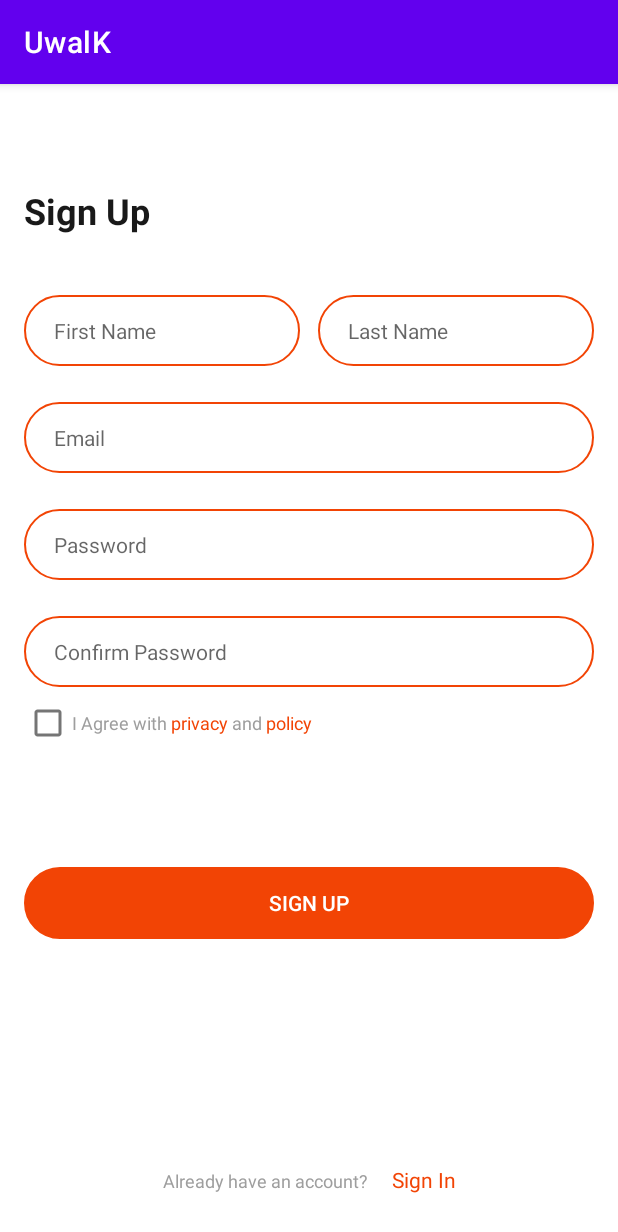
After one commit to JinSunMi/UwalK, an Android app: the SignupActivity screen opened directly, with no data from a screen before it, on a phone screen of 412 x 824 dp. The commit adds this screen. Shown: the top 1232 px of the screen. Run offline under Robolectric (Android 15) with nearby library versions, the phone set to English and light mode, and no system bars.

Commit message:
Feat: add sign up page

```diff
--- a/app/src/main/AndroidManifest.xml
+++ b/app/src/main/AndroidManifest.xml
@@ -14,6 +14,9 @@
         android:theme="@style/Theme.UwalK"
         tools:targetApi="31">
         <activity
+            android:name=".SignupActivity"
+            android:exported="false" />
+        <activity
             android:name=".LoginActivity"
             android:exported="true">
             <intent-filter>
@@ -24,8 +27,7 @@
         </activity>
         <activity
             android:name=".MainActivity"
-            android:exported="false">
-        </activity>
+            android:exported="false"></activity>
     </application>
 
 </manifest>
--- /dev/null
+++ b/app/src/main/java/com/mirim/uwalk/SignupActivity.kt
@@ -0,0 +1,11 @@
+package com.mirim.uwalk
+
+import androidx.appcompat.app.AppCompatActivity
+import android.os.Bundle
+
+class SignupActivity : AppCompatActivity() {
+    override fun onCreate(savedInstanceState: Bundle?) {
+        super.onCreate(savedInstanceState)
+        setContentView(R.layout.activity_signup)
+    }
+}
--- a/app/src/main/res/layout/activity_login.xml
+++ b/app/src/main/res/layout/activity_login.xml
@@ -51,7 +51,7 @@
         android:textColor="@color/black"
         android:id="@+id/edit_password" />
 
-    <Button
+    <androidx.appcompat.widget.AppCompatButton
         android:layout_width="match_parent"
         android:layout_height="wrap_content"
         android:text="Sign In"
--- /dev/null
+++ b/app/src/main/res/layout/activity_signup.xml
@@ -0,0 +1,184 @@
+<?xml version="1.0" encoding="utf-8"?>
+<androidx.constraintlayout.widget.ConstraintLayout xmlns:android="http://schemas.android.com/apk/res/android"
+    xmlns:app="http://schemas.android.com/apk/res-auto"
+    xmlns:tools="http://schemas.android.com/tools"
+    android:layout_width="match_parent"
+    android:layout_height="match_parent"
+    tools:context=".SignupActivity"
+    android:paddingRight="16dp"
+    android:paddingLeft="16dp">
+    <TextView
+        android:layout_width="wrap_content"
+        android:layout_height="wrap_content"
+        android:text="Sign Up"
+        android:textColor="@color/gray1"
+        android:textSize="24dp"
+        android:textStyle="bold"
+        app:layout_constraintLeft_toLeftOf="parent"
+        android:layout_marginTop="68dp"
+        app:layout_constraintTop_toTopOf="parent"
+        android:id="@+id/up_txt_sign_up"/>
+    <LinearLayout
+        android:layout_width="match_parent"
+        android:layout_height="wrap_content"
+        android:orientation="horizontal"
+        app:layout_constraintLeft_toLeftOf="parent"
+        app:layout_constraintRight_toRightOf="parent"
+        app:layout_constraintTop_toBottomOf="@+id/up_txt_sign_up"
+        android:id="@+id/up_edit_name">
+        <EditText
+            android:layout_width="match_parent"
+            android:layout_height="wrap_content"
+            app:layout_constraintLeft_toLeftOf="parent"
+            app:layout_constraintLeft_toRightOf="parent"
+            android:layout_marginTop="40dp"
+            android:background="@drawable/background_main_26dp"
+            android:textSize="14sp"
+            android:paddingTop="14dp"
+            android:paddingBottom="14dp"
+            android:paddingLeft="20dp"
+            android:hint="First Name"
+            android:textColor="@color/black"
+            android:id="@+id/up_edit_first_name"
+            android:layout_marginRight="6dp"
+            android:layout_weight="1"/>
+        <EditText
+            android:layout_width="match_parent"
+            android:layout_height="wrap_content"
+            app:layout_constraintLeft_toLeftOf="parent"
+            app:layout_constraintLeft_toRightOf="parent"
+            android:layout_marginTop="40dp"
+            android:background="@drawable/background_main_26dp"
+            android:textSize="14sp"
+            android:paddingTop="14dp"
+            android:paddingBottom="14dp"
+            android:paddingLeft="20dp"
+            android:hint="Last Name"
+            android:textColor="@color/black"
+            android:id="@+id/up_edit_last_name"
+            android:layout_marginLeft="6dp"
+            android:layout_weight="1"/>
+    </LinearLayout>
+    <EditText
+        android:layout_width="match_parent"
+        android:layout_height="wrap_content"
+        app:layout_constraintLeft_toLeftOf="parent"
+        app:layout_constraintRight_toRightOf="parent"
+        app:layout_constraintTop_toBottomOf="@+id/up_edit_name"
+        android:layout_marginTop="24dp"
+        android:background="@drawable/background_main_26dp"
+        android:textSize="14sp"
+        android:paddingTop="14dp"
+        android:paddingBottom="14dp"
+        android:paddingLeft="20dp"
+        android:hint="Email"
+        android:textColor="@color/black"
+        android:id="@+id/up_edit_email"/>
+    <EditText
+        android:layout_width="match_parent"
+        android:layout_height="wrap_content"
+        app:layout_constraintLeft_toLeftOf="parent"
+        app:layout_constraintRight_toRightOf="parent"
+        app:layout_constraintTop_toBottomOf="@+id/up_edit_email"
+        android:layout_marginTop="24dp"
+        android:background="@drawable/background_main_26dp"
+        android:textSize="14sp"
+        android:paddingTop="14dp"
+        android:paddingBottom="14dp"
+        android:paddingLeft="20dp"
+        android:hint="Password"
+        android:textColor="@color/black"
+        android:id="@+id/up_edit_password"/>
+    <EditText
+        android:layout_width="match_parent"
+        android:layout_height="wrap_content"
+        app:layout_constraintLeft_toLeftOf="parent"
+        app:layout_constraintRight_toRightOf="parent"
+        app:layout_constraintTop_toBottomOf="@+id/up_edit_password"
+        android:layout_marginTop="24dp"
+        android:background="@drawable/background_main_26dp"
+        android:textSize="14sp"
+        android:paddingTop="14dp"
+        android:paddingBottom="14dp"
+        android:paddingLeft="20dp"
+        android:hint="Confirm Password"
+        android:textColor="@color/black"
+        android:id="@+id/up_edit_confirm_password"/>
+    <LinearLayout
+        android:layout_width="match_parent"
+        android:layout_height="wrap_content"
+        android:orientation="horizontal"
+        app:layout_constraintLeft_toLeftOf="parent"
+        app:layout_constraintRight_toRightOf="parent"
+        app:layout_constraintTop_toBottomOf="@+id/up_edit_confirm_password"
+        android:id="@+id/up_btn_check">
+        <CheckBox
+            android:id="@+id/cbAndroid"
+            android:layout_width="wrap_content"
+            android:layout_height="wrap_content"
+            android:text="I Agree with "
+            android:textColor="@color/gray4"
+            android:textSize="12sp"/>
+        <TextView
+            android:layout_width="wrap_content"
+            android:layout_height="wrap_content"
+            android:text="privacy"
+            android:textSize="12sp"
+            android:textColor="@color/main"
+            app:layout_constraintLeft_toLeftOf="parent"
+            app:layout_constraintTop_toTopOf="parent"
+            android:id="@+id/up_check_privacy"/>
+        <TextView
+            android:layout_width="wrap_content"
+            android:layout_height="wrap_content"
+            android:text=" and "
+            android:textSize="12sp"
+            android:textColor="@color/gray4"
+            app:layout_constraintLeft_toLeftOf="parent"
+            app:layout_constraintTop_toTopOf="parent"/>
+        <TextView
+            android:layout_width="wrap_content"
+            android:layout_height="wrap_content"
+            android:text="policy"
+            android:textSize="12sp"
+            android:textColor="@color/main"
+            app:layout_constraintLeft_toLeftOf="parent"
+            app:layout_constraintTop_toTopOf="parent"
+            android:id="@+id/up_check_policy"/>
+    </LinearLayout>
+    <androidx.appcompat.widget.AppCompatButton
+        android:layout_width="match_parent"
+        android:layout_height="wrap_content"
+        android:text="Sign Up"
+        android:id="@+id/up_btn_sign_up"
+        android:textColor="@color/white"
+        android:background="@drawable/background_main_26dp"
+        android:backgroundTint="@color/main"
+        app:layout_constraintRight_toRightOf="parent"
+        app:layout_constraintLeft_toLeftOf="parent"
+        app:layout_constraintTop_toBottomOf="@+id/up_btn_check"
+        android:layout_marginTop="72dp"/>
+    <LinearLayout
+        android:layout_width="wrap_content"
+        android:layout_height="wrap_content"
+        android:orientation="horizontal"
+        app:layout_constraintLeft_toLeftOf="parent"
+        app:layout_constraintRight_toRightOf="parent"
+        app:layout_constraintBottom_toBottomOf="parent"
+        android:layout_marginBottom="28dp" >
+        <TextView
+            android:layout_width="wrap_content"
+            android:layout_height="wrap_content"
+            android:text="Already have an account?"
+            android:textColor="@color/gray4"
+            android:textSize="12sp" />
+        <TextView
+            android:layout_width="wrap_content"
+            android:layout_height="wrap_content"
+            android:text="Sign In"
+            android:id="@+id/up_txt_sign_in"
+            android:textColor="@color/main"
+            android:textSize="14sp"
+            android:layout_marginLeft="16dp" />
+    </LinearLayout>
+</androidx.constraintlayout.widget.ConstraintLayout>
```
